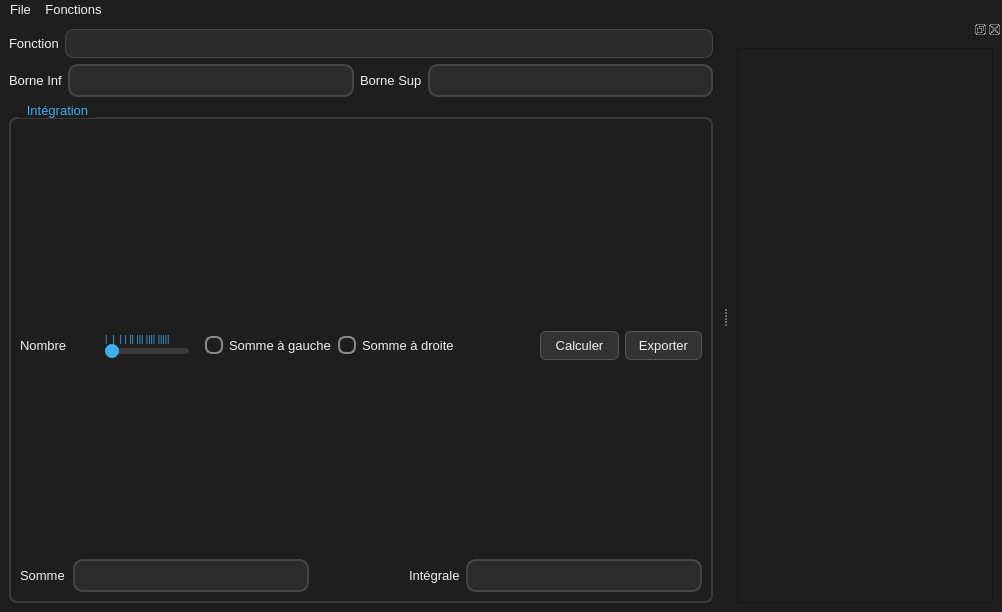
Old version of the form ui/mainwindow.ui in the repository IbrahimFakoua89/TP2A25.
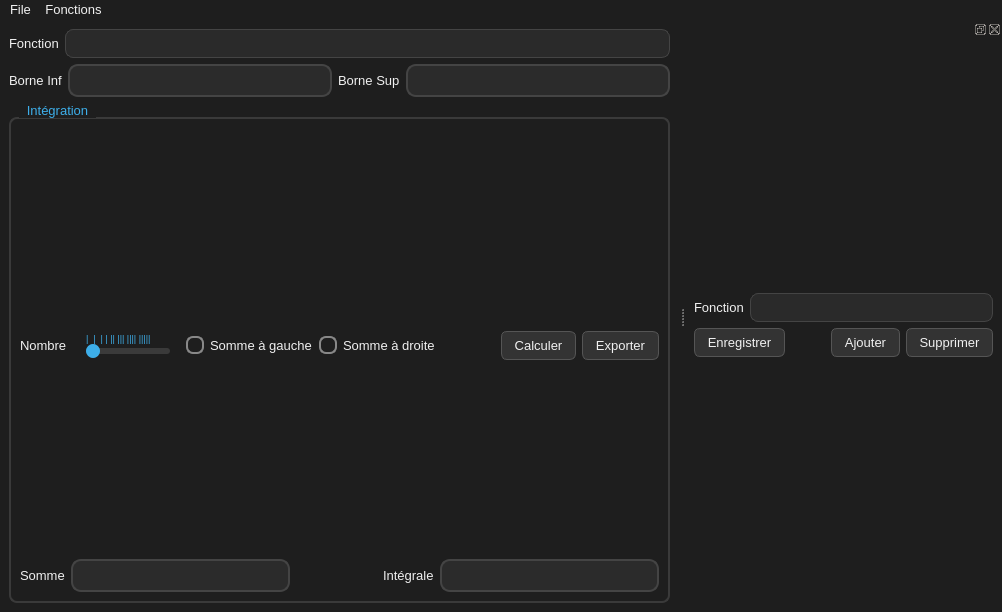
New version of the form.

Diff of the .ui file:
```diff
--- a/ui/mainwindow.ui
+++ b/ui/mainwindow.ui
@@ -500,7 +500,64 @@
    <widget class="QWidget" name="dockWidgetContents_2">
     <layout class="QVBoxLayout" name="verticalLayout">
      <item>
-      <widget class="QListView" name="listView"/>
+      <layout class="QVBoxLayout" name="dock_verticalLayout">
+       <item>
+        <layout class="QVBoxLayout" name="verticalLayout_5">
+         <item>
+          <layout class="QHBoxLayout" name="horizontalLayout_3">
+           <item>
+            <widget class="QLabel" name="dock_label">
+             <property name="text">
+              <string>Fonction</string>
+             </property>
+            </widget>
+           </item>
+           <item>
+            <widget class="QLineEdit" name="dock_lineEdit"/>
+           </item>
+          </layout>
+         </item>
+         <item>
+          <layout class="QHBoxLayout" name="horizontalLayout_4" stretch="0,2,0,0">
+           <item>
+            <widget class="QPushButton" name="enregistrer_pushButton">
+             <property name="text">
+              <string>Enregistrer</string>
+             </property>
+            </widget>
+           </item>
+           <item>
+            <spacer name="horizontalSpacer_4">
+             <property name="orientation">
+              <enum>Qt::Orientation::Horizontal</enum>
+             </property>
+             <property name="sizeHint" stdset="0">
+              <size>
+               <width>40</width>
+               <height>20</height>
+              </size>
+             </property>
+            </spacer>
+           </item>
+           <item>
+            <widget class="QPushButton" name="ajouter_pushButton">
+             <property name="text">
+              <string>Ajouter</string>
+             </property>
+            </widget>
+           </item>
+           <item>
+            <widget class="QPushButton" name="supprimer_pushButton">
+             <property name="text">
+              <string>Supprimer</string>
+             </property>
+            </widget>
+           </item>
+          </layout>
+         </item>
+        </layout>
+       </item>
+      </layout>
      </item>
     </layout>
    </widget>
```
Left out of the diff: 4 changed lines with no effect on the pictures.
